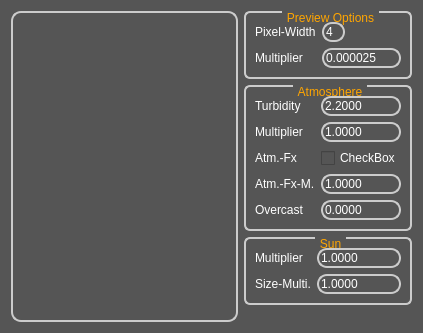
Old version of the form src/qt-frontend/widgets/QtSunSkyEditor/forms/qtsunskyeditor.ui in the repository phresnel/picogen.
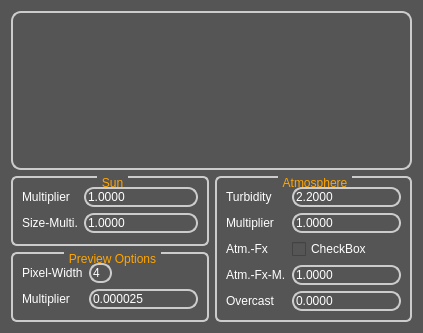
New version of the form.

Commit message: add QtSingleApplication to upstream

Patch:
```diff
--- a/src/qt-frontend/widgets/QtSunSkyEditor/forms/qtsunskyeditor.ui
+++ b/src/qt-frontend/widgets/QtSunSkyEditor/forms/qtsunskyeditor.ui
@@ -240,7 +240,7 @@
    <property name="horizontalSpacing">
     <number>6</number>
    </property>
-   <item row="0" column="0" rowspan="3">
+   <item row="0" column="0" rowspan="3" colspan="2">
     <widget class="QLabel" name="previewScreen">
      <property name="sizePolicy">
       <sizepolicy hsizetype="MinimumExpanding" vsizetype="MinimumExpanding">
@@ -271,9 +271,10 @@
      </property>
     </widget>
    </item>
-   <item row="0" column="1">
-    <layout class="QVBoxLayout" name="verticalLayout_3">
-     <item>
+   <item row="0" column="2">
+    <layout class="QVBoxLayout" name="verticalLayout_3"/>
+   </item>
+   <item row="4" column="0">
       <widget class="QGroupBox" name="groupBox_3">
        <property name="sizePolicy">
         <sizepolicy hsizetype="Preferred" vsizetype="Preferred">
@@ -361,7 +362,95 @@
        </layout>
       </widget>
      </item>
-     <item>
+   <item row="3" column="0">
+    <widget class="QGroupBox" name="groupBox_5">
+     <property name="title">
+      <string>Sun</string>
+     </property>
+     <layout class="QFormLayout" name="formLayout_3">
+      <property name="fieldGrowthPolicy">
+       <enum>QFormLayout::AllNonFixedFieldsGrow</enum>
+      </property>
+      <item row="1" column="0">
+       <widget class="QLabel" name="label_4">
+        <property name="text">
+         <string>Multiplier</string>
+        </property>
+       </widget>
+      </item>
+      <item row="1" column="1">
+       <widget class="QDoubleSpinBox" name="sunIntensitySpinBox">
+        <property name="styleSheet">
+         <string notr="true"/>
+        </property>
+        <property name="frame">
+         <bool>false</bool>
+        </property>
+        <property name="buttonSymbols">
+         <enum>QAbstractSpinBox::NoButtons</enum>
+        </property>
+        <property name="accelerated">
+         <bool>false</bool>
+        </property>
+        <property name="decimals">
+         <number>4</number>
+        </property>
+        <property name="minimum">
+         <double>0.000000000000000</double>
+        </property>
+        <property name="maximum">
+         <double>10000.000000000000000</double>
+        </property>
+        <property name="singleStep">
+         <double>0.010000000000000</double>
+        </property>
+        <property name="value">
+         <double>1.000000000000000</double>
+        </property>
+       </widget>
+      </item>
+      <item row="2" column="0">
+       <widget class="QLabel" name="label_7">
+        <property name="text">
+         <string>Size-Multi.</string>
+        </property>
+       </widget>
+      </item>
+      <item row="2" column="1">
+       <widget class="QDoubleSpinBox" name="diskSizeSpinBox">
+        <property name="styleSheet">
+         <string notr="true"/>
+        </property>
+        <property name="frame">
+         <bool>false</bool>
+        </property>
+        <property name="buttonSymbols">
+         <enum>QAbstractSpinBox::NoButtons</enum>
+        </property>
+        <property name="accelerated">
+         <bool>false</bool>
+        </property>
+        <property name="decimals">
+         <number>4</number>
+        </property>
+        <property name="minimum">
+         <double>0.000000000000000</double>
+        </property>
+        <property name="maximum">
+         <double>10000.000000000000000</double>
+        </property>
+        <property name="singleStep">
+         <double>0.010000000000000</double>
+        </property>
+        <property name="value">
+         <double>1.000000000000000</double>
+        </property>
+       </widget>
+      </item>
+     </layout>
+    </widget>
+   </item>
+   <item row="3" column="1" rowspan="2">
       <widget class="QGroupBox" name="groupBoxAtm">
        <property name="sizePolicy">
         <sizepolicy hsizetype="Preferred" vsizetype="Preferred">
@@ -541,96 +630,6 @@
         </item>
        </layout>
       </widget>
-     </item>
-     <item>
-      <widget class="QGroupBox" name="groupBox_5">
-       <property name="title">
-        <string>Sun</string>
-       </property>
-       <layout class="QFormLayout" name="formLayout_3">
-        <property name="fieldGrowthPolicy">
-         <enum>QFormLayout::AllNonFixedFieldsGrow</enum>
-        </property>
-        <item row="0" column="0">
-         <widget class="QLabel" name="label_4">
-          <property name="text">
-           <string>Multiplier</string>
-          </property>
-         </widget>
-        </item>
-        <item row="0" column="1">
-         <widget class="QDoubleSpinBox" name="sunIntensitySpinBox">
-          <property name="styleSheet">
-           <string notr="true"/>
-          </property>
-          <property name="frame">
-           <bool>false</bool>
-          </property>
-          <property name="buttonSymbols">
-           <enum>QAbstractSpinBox::NoButtons</enum>
-          </property>
-          <property name="accelerated">
-           <bool>false</bool>
-          </property>
-          <property name="decimals">
-           <number>4</number>
-          </property>
-          <property name="minimum">
-           <double>0.000000000000000</double>
-          </property>
-          <property name="maximum">
-           <double>10000.000000000000000</double>
-          </property>
-          <property name="singleStep">
-           <double>0.010000000000000</double>
-          </property>
-          <property name="value">
-           <double>1.000000000000000</double>
-          </property>
-         </widget>
-        </item>
-        <item row="1" column="0">
-         <widget class="QLabel" name="label_7">
-          <property name="text">
-           <string>Size-Multi.</string>
-          </property>
-         </widget>
-        </item>
-        <item row="1" column="1">
-         <widget class="QDoubleSpinBox" name="diskSizeSpinBox">
-          <property name="styleSheet">
-           <string notr="true"/>
-          </property>
-          <property name="frame">
-           <bool>false</bool>
-          </property>
-          <property name="buttonSymbols">
-           <enum>QAbstractSpinBox::NoButtons</enum>
-          </property>
-          <property name="accelerated">
-           <bool>false</bool>
-          </property>
-          <property name="decimals">
-           <number>4</number>
-          </property>
-          <property name="minimum">
-           <double>0.000000000000000</double>
-          </property>
-          <property name="maximum">
-           <double>10000.000000000000000</double>
-          </property>
-          <property name="singleStep">
-           <double>0.010000000000000</double>
-          </property>
-          <property name="value">
-           <double>1.000000000000000</double>
-          </property>
-         </widget>
-        </item>
-       </layout>
-      </widget>
-     </item>
-    </layout>
    </item>
   </layout>
  </widget>
```
Lines whose indentation alone changed are shown as unchanged. The commit also changes 2 other files.
